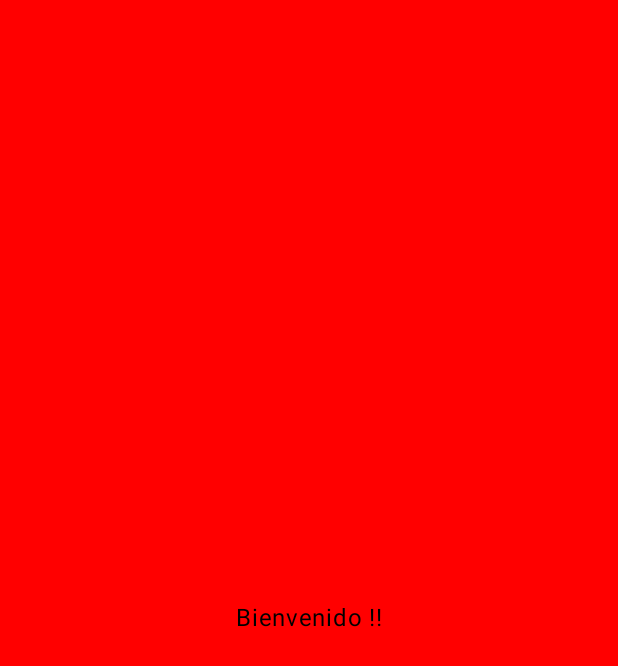
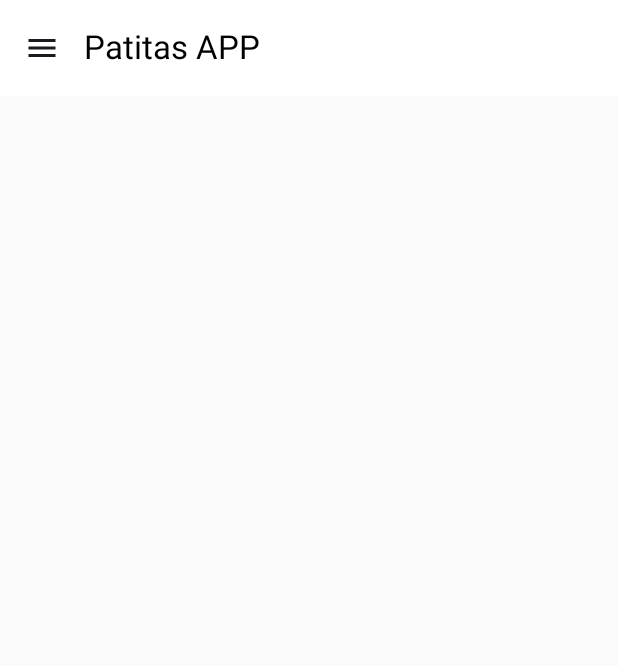
Before and after one commit to lsalvatierra/apppatitas-compose, an Android app built with Jetpack Compose: the homeScreen screen opened through its navigation route, on a phone screen of 412 x 824 dp. Before the commit the part shown is almost empty. Shown: the top 666 px of the screen. Run offline under Robolectric (Android 15) with nearby library versions, the phone set to English and light mode, and no system bars; our stand-ins replace Dagger/Hilt's generated code, livedata-compose.

Commit message:
Menu de opciones terminado.

```diff
--- /dev/null
+++ b/app/src/main/java/pe/edu/idat/apppatitas_compose/core/utils/MenuItem.kt
@@ -0,0 +1,8 @@
+package pe.edu.idat.apppatitas_compose.core.utils
+
+import androidx.compose.ui.graphics.vector.ImageVector
+
+data class MenuItem(
+    val icon: ImageVector,
+    val title: String
+)
--- a/app/src/main/java/pe/edu/idat/apppatitas_compose/home/view/HomeScreen.kt
+++ b/app/src/main/java/pe/edu/idat/apppatitas_compose/home/view/HomeScreen.kt
@@ -1,20 +1,177 @@
 package pe.edu.idat.apppatitas_compose.home.view
 
+import androidx.compose.foundation.Image
 import androidx.compose.foundation.background
+import androidx.compose.foundation.clickable
 import androidx.compose.foundation.layout.Box
+import androidx.compose.foundation.layout.Column
+import androidx.compose.foundation.layout.Row
+import androidx.compose.foundation.layout.Spacer
 import androidx.compose.foundation.layout.fillMaxSize
+import androidx.compose.foundation.layout.fillMaxWidth
+import androidx.compose.foundation.layout.height
+import androidx.compose.foundation.layout.padding
+import androidx.compose.foundation.layout.size
+import androidx.compose.foundation.layout.systemBarsPadding
+import androidx.compose.foundation.layout.width
+import androidx.compose.foundation.shape.CircleShape
+import androidx.compose.material.icons.Icons
+import androidx.compose.material.icons.filled.Backup
+import androidx.compose.material.icons.filled.CloudUpload
+import androidx.compose.material.icons.filled.Folder
+import androidx.compose.material.icons.filled.History
+import androidx.compose.material.icons.filled.Menu
+import androidx.compose.material.icons.filled.OfflinePin
+import androidx.compose.material.icons.filled.People
+import androidx.compose.material.icons.filled.Star
+import androidx.compose.material3.DrawerValue
+import androidx.compose.material3.ExperimentalMaterial3Api
+import androidx.compose.material3.Icon
+import androidx.compose.material3.IconButton
+import androidx.compose.material3.ModalNavigationDrawer
+import androidx.compose.material3.Scaffold
 import androidx.compose.material3.Text
+import androidx.compose.material3.TopAppBar
+import androidx.compose.material3.TopAppBarDefaults
+import androidx.compose.material3.rememberDrawerState
 import androidx.compose.runtime.Composable
+import androidx.compose.runtime.rememberCoroutineScope
 import androidx.compose.ui.Alignment
 import androidx.compose.ui.Modifier
+import androidx.compose.ui.draw.clip
 import androidx.compose.ui.graphics.Color
+import androidx.compose.ui.res.painterResource
+import androidx.compose.ui.text.font.FontWeight
+import androidx.compose.ui.unit.dp
+import androidx.navigation.compose.rememberNavController
+import kotlinx.coroutines.launch
+import pe.edu.idat.apppatitas_compose.R
+import pe.edu.idat.apppatitas_compose.core.utils.MenuItem
+
+@OptIn(ExperimentalMaterial3Api::class)
+@Composable
+fun homeScreen(){
+    val drawerState = rememberDrawerState(initialValue = DrawerValue.Closed)
+    val coroutineScope = rememberCoroutineScope()
+    val navController = rememberNavController()
+
+    ModalNavigationDrawer(
+        drawerState = drawerState,
+        drawerContent = {
+            DrawerContent(items = opcionesMenu(), onItemClick = { item ->
+                coroutineScope.launch {
+                    drawerState.close()
+                }
+                /*when (item.title) {
+                    "My Files" -> navController.navigate(Screen.MyFiles.route)
+                    "Shared with me" -> navController.navigate(Screen.SharedWithMe.route)
+                    // Manejar otros elementos del menú si es necesario
+                }*/
+            })
+        },
+        content = {
+            Column {
+                TopAppBar(
+                    colors = TopAppBarDefaults.topAppBarColors(
+                        containerColor = Color.White,
+                        titleContentColor = Color.Black
+                    ),
+                    title = { Text("Patitas APP") },
+                    navigationIcon = {
+                        IconButton(onClick = {
+                            coroutineScope.launch {
+                                drawerState.open()
+                            }
+                        }) {
+                            Icon(Icons.Default.Menu, contentDescription = "Menu")
+                        }
+                    }
+                )
+                /*NavHost(
+                    navController = navController,
+                    startDestination = Screen.MyFiles.route,
+                    modifier = Modifier.padding(it)
+                ) {
+                    composable(Screen.MyFiles.route) { MyFilesScreen() }
+                    composable(Screen.SharedWithMe.route) { SharedWithMeScreen() }
+                    // Agrega otras rutas aquí si es necesario
+                }*/
+            }
+        }
+    )
+
+}
 
 @Composable
-fun homeScreen(){
-    Box(modifier = Modifier
+fun DrawerContent(
+    items: List<MenuItem>,
+    onItemClick: (MenuItem) -> Unit
+) {
+    Column(Modifier
         .fillMaxSize()
-        .background(Color.Red)){
-        Text(text = "Bienvenido !!",
-            modifier = Modifier.align(Alignment.Center))
+        .background(Color.White)
+        .systemBarsPadding()) {
+        // Header
+        UserHeader()
+        Spacer(modifier = Modifier.height(8.dp))
+        // Menu items
+        items.forEach { item ->
+            DrawerMenuItem(item = item, onItemClick = onItemClick)
+        }
     }
 }
+
+@Composable
+fun UserHeader() {
+    Row(
+        modifier = Modifier
+            .fillMaxWidth()
+            .padding(16.dp),
+        verticalAlignment = Alignment.CenterVertically
+    ) {
+        Image(
+            painter = painterResource(id = R.drawable.imgperfil), // Reemplaza con tu imagen
+            contentDescription = null,
+            modifier = Modifier
+                .size(64.dp)
+                .clip(CircleShape)
+        )
+        Spacer(modifier = Modifier.width(16.dp))
+        Column {
+            Text(text = "Sandra Adams", fontWeight = FontWeight.Bold)
+            Text(text = "sandra_a88@gmail.com", color = Color.Gray)
+        }
+    }
+}
+
+@Composable
+fun DrawerMenuItem(
+    item: MenuItem,
+    onItemClick: (MenuItem) -> Unit
+) {
+    Row(
+        modifier = Modifier
+            .fillMaxWidth()
+            .clickable { onItemClick(item) }
+            .padding(16.dp),
+        verticalAlignment = Alignment.CenterVertically
+    ) {
+        Icon(imageVector = item.icon, contentDescription = null)
+        Spacer(modifier = Modifier.width(16.dp))
+        Text(text = item.title)
+    }
+}
+
+
+fun opcionesMenu(): List<MenuItem>{
+    val menuItems = listOf(
+        MenuItem(Icons.Default.Folder, "My Files"),
+        MenuItem(Icons.Default.People, "Shared with me"),
+        MenuItem(Icons.Default.Star, "Starred"),
+        MenuItem(Icons.Default.History, "Recent"),
+        MenuItem(Icons.Default.OfflinePin, "Offline"),
+        MenuItem(Icons.Default.CloudUpload, "Uploads"),
+        MenuItem(Icons.Default.Backup, "Backups")
+    )
+    return menuItems
+}
```
Also changed, not shown: app/src/main/res/drawable/imgperfil.png (added).
